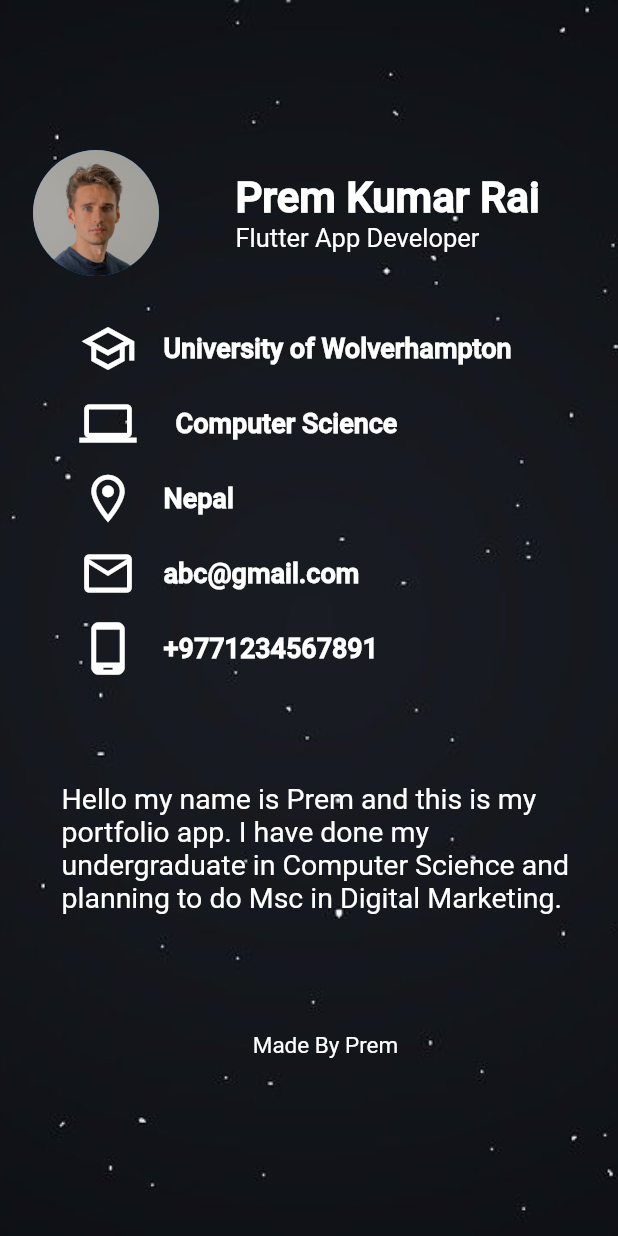
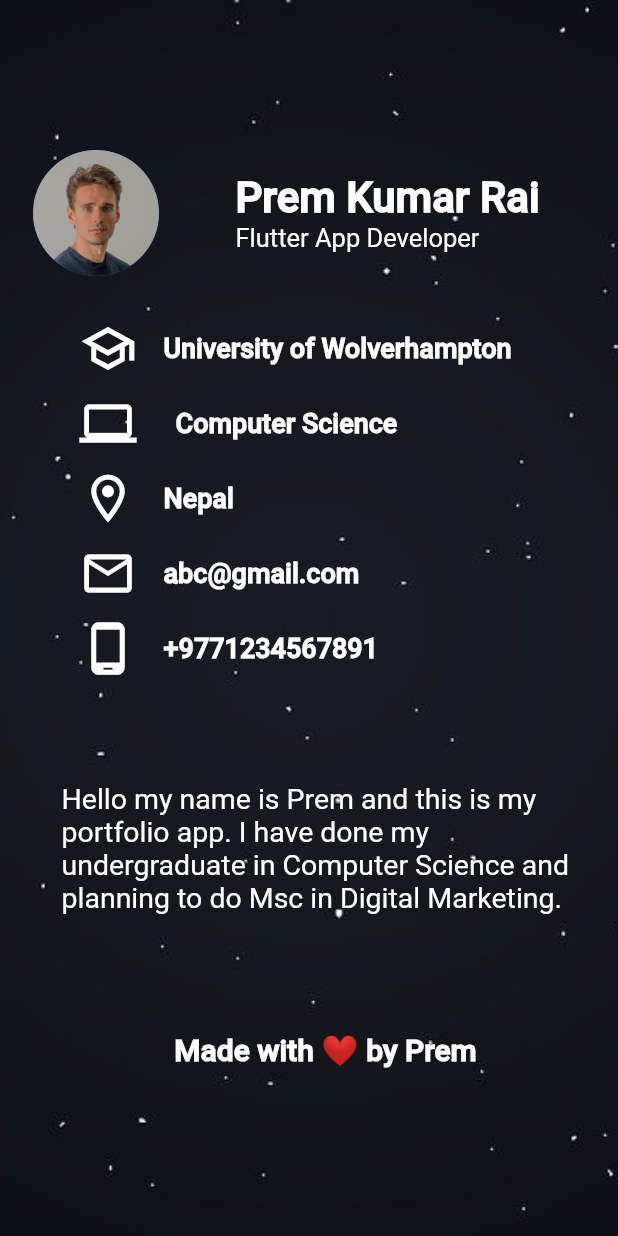
Before and after one commit to PremRai345/PortfolioApp, a Flutter app: the screen it shows after launch, on a phone screen of 412 x 824 dp. Run offline on Flutter 3.47's test engine with Material 2 defaults, Android fonts, the phone set to English and light mode, and no system bars; drawn by our look-alikes of animated_text_kit; Roboto replaces fonts that are missing (assets/fonts/Roboto-Regular.ttf).

Commit message:
Animation in text
Animation is text is used in made by prem.

```diff
--- a/portfolio_app/lib/main.dart
+++ b/portfolio_app/lib/main.dart
@@ -1,3 +1,4 @@
+import 'package:animated_text_kit/animated_text_kit.dart';
 import 'package:flutter/material.dart';
 import 'package:flutter/services.dart';
 
@@ -157,10 +158,13 @@ class HomeScreen extends StatelessWidget {
                 ),
               ),
               const SizedBox(height: 60),
-              const Text(
-                'Made By Prem',
-                style: TextStyle(fontSize: 15, color: Colors.white),
-              ),
+              AnimatedTextKit(animatedTexts: [
+                FadeAnimatedText('Made with ❤️ by Prem',
+                    textStyle: const TextStyle(
+                        fontSize: 20,
+                        fontWeight: FontWeight.bold,
+                        color: Colors.white)),
+              ])
             ],
           ),
         ),
--- a/portfolio_app/pubspec.yaml
+++ b/portfolio_app/pubspec.yaml
@@ -34,6 +34,7 @@ dependencies:
   # The following adds the Cupertino Icons font to your application.
   # Use with the CupertinoIcons class for iOS style icons.
   cupertino_icons: ^1.0.2
+  animated_text_kit: ^4.2.2
 
 dev_dependencies:
   flutter_test:
```
Also changed, not shown: portfolio_app/pubspec.lock.
